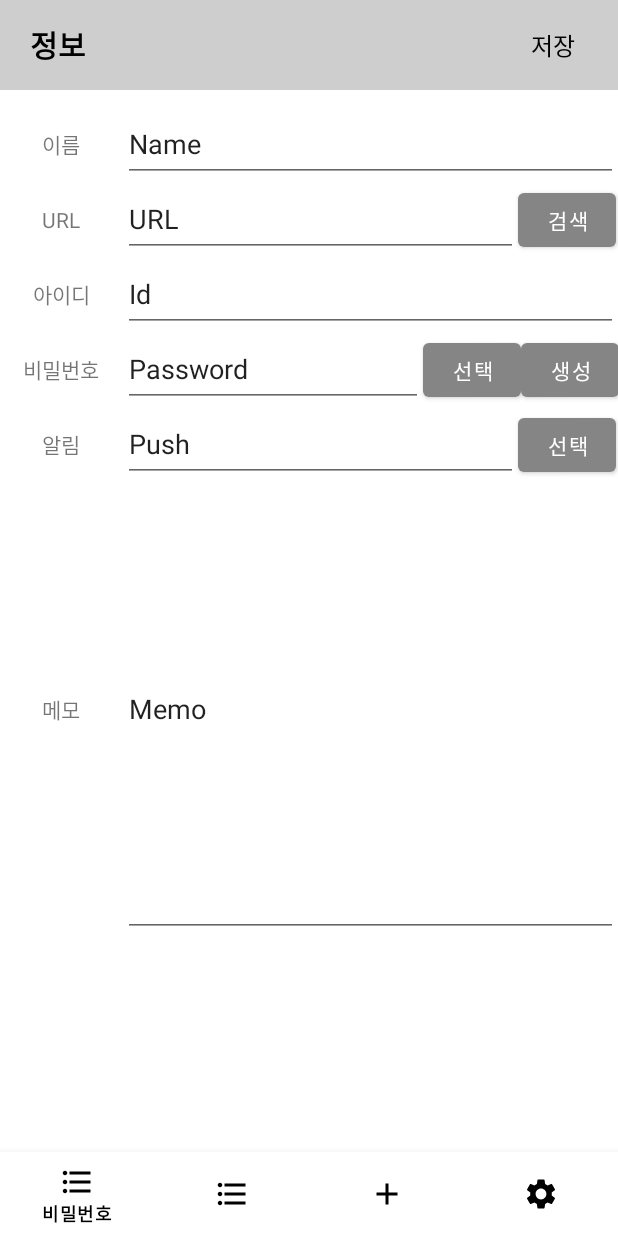
After one commit to kksomi/PWManager, an Android app: the fragment InsertFrag placed in its activity, on a phone screen of 412 x 824 dp. The commit adds this screen. Run offline under Robolectric (Android 15) with nearby library versions, the phone set to English and light mode, and no system bars.

Commit message:
Insert page UI

```diff
--- a/app/build.gradle
+++ b/app/build.gradle
@@ -33,6 +33,7 @@ dependencies {
     implementation 'androidx.appcompat:appcompat:1.2.0'
     implementation 'com.google.android.material:material:1.3.0'
     implementation 'androidx.constraintlayout:constraintlayout:2.0.4'
+    implementation 'androidx.biometric:biometric:1.0.1'
     testImplementation 'junit:junit:4.+'
     androidTestImplementation 'androidx.test.ext:junit:1.1.2'
     androidTestImplementation 'androidx.test.espresso:espresso-core:3.3.0'
--- /dev/null
+++ b/app/src/main/java/com/example/pwmanager/InsertFrag.java
@@ -0,0 +1,22 @@
+package com.example.pwmanager;
+
+import android.os.Bundle;
+import android.view.LayoutInflater;
+import android.view.View;
+import android.view.ViewGroup;
+
+import androidx.annotation.NonNull;
+import androidx.annotation.Nullable;
+import androidx.fragment.app.Fragment;
+
+public class InsertFrag extends Fragment {
+
+    @Override
+    public void onCreate(Bundle savedInstanceState) {
+        super.onCreate(savedInstanceState);
+    }
+    public View onCreateView(@NonNull LayoutInflater inflater, @Nullable ViewGroup container, @Nullable Bundle savedInstanceState) {
+        return inflater.inflate(R.layout.activity_insert, container, false);
+    }
+
+}
--- a/app/src/main/java/com/example/pwmanager/MainActivity.java
+++ b/app/src/main/java/com/example/pwmanager/MainActivity.java
@@ -1,14 +1,87 @@
 package com.example.pwmanager;
 
+import android.os.Bundle;
+import android.view.MenuItem;
+
+import androidx.annotation.NonNull;
 import androidx.appcompat.app.AppCompatActivity;
+import androidx.fragment.app.Fragment;
+import androidx.fragment.app.FragmentManager;
+import androidx.fragment.app.FragmentTransaction;
 
-import android.os.Bundle;
+import com.google.android.material.bottomnavigation.BottomNavigationView;
 
 public class MainActivity extends AppCompatActivity {
+
+    private BottomNavigationView bottomNavigationView; // 바텀 네비게이션 뷰
+    private FragmentManager fm;
+    private FragmentTransaction ft;
+    private Fragment activity_password;
+    private Fragment activity_web;
+    private Fragment activity_insert;
+    private Fragment activity_setting;
 
     @Override
     protected void onCreate(Bundle savedInstanceState) {
         super.onCreate(savedInstanceState);
         setContentView(R.layout.activity_main);
+
+        bottomNavigationView = findViewById(R.id.bottomNavi);
+        bottomNavigationView.setOnNavigationItemSelectedListener(new BottomNavigationView.OnNavigationItemSelectedListener() {
+            @Override
+            public boolean onNavigationItemSelected(@NonNull MenuItem menuItem) {
+                switch (menuItem.getItemId()) {
+                    case R.id.action_password:
+                        setFrag(0);
+                        break;
+                    case R.id.action_web:
+                        setFrag(1);
+                        break;
+                    case R.id.action_insert:
+                        setFrag(2);
+                        break;
+                    case R.id.action_setting:
+                        setFrag(3);
+                        break;
+                }
+                return true;
+            }
+        });
+
+        activity_password = new Fragment(); //SearchAdapter 수정 필요함
+        activity_web = new WebFrag();
+       activity_insert = new InsertFrag();
+        activity_setting = new SettingsFrag();
+        setFrag(0); // 첫 프래그먼트 화면 지정
+
+    }
+
+    // 프레그먼트 교체
+    private void setFrag(int n)
+    {
+        fm = getSupportFragmentManager();
+        ft= fm.beginTransaction();
+        switch (n)
+        {
+            case 0:
+                ft.replace(R.id.Main_Frame,activity_password);
+                ft.commit();
+                break;
+
+            case 1:
+                ft.replace(R.id.Main_Frame,activity_web);
+                ft.commit();
+                break;
+
+            case 2:
+                ft.replace(R.id.Main_Frame,activity_insert);
+                ft.commit();
+                break;
+
+            case 3:
+                ft.replace(R.id.Main_Frame,activity_setting);
+                ft.commit();
+                break;
+        }
     }
 }
--- /dev/null
+++ b/app/src/main/res/drawable/ic_baseline_add_24.xml
@@ -0,0 +1,10 @@
+<vector xmlns:android="http://schemas.android.com/apk/res/android"
+    android:width="24dp"
+    android:height="24dp"
+    android:viewportWidth="24"
+    android:viewportHeight="24"
+    android:tint="?attr/colorControlNormal">
+  <path
+      android:fillColor="@android:color/white"
+      android:pathData="M19,13h-6v6h-2v-6H5v-2h6V5h2v6h6v2z"/>
+</vector>
--- /dev/null
+++ b/app/src/main/res/drawable/ic_baseline_format_list_bulleted_24.xml
@@ -0,0 +1,10 @@
+<vector xmlns:android="http://schemas.android.com/apk/res/android"
+    android:width="24dp"
+    android:height="24dp"
+    android:viewportWidth="24"
+    android:viewportHeight="24"
+    android:tint="?attr/colorControlNormal">
+  <path
+      android:fillColor="@android:color/white"
+      android:pathData="M4,10.5c-0.83,0 -1.5,0.67 -1.5,1.5s0.67,1.5 1.5,1.5 1.5,-0.67 1.5,-1.5 -0.67,-1.5 -1.5,-1.5zM4,4.5c-0.83,0 -1.5,0.67 -1.5,1.5S3.17,7.5 4,7.5 5.5,6.83 5.5,6 4.83,4.5 4,4.5zM4,16.5c-0.83,0 -1.5,0.68 -1.5,1.5s0.68,1.5 1.5,1.5 1.5,-0.68 1.5,-1.5 -0.67,-1.5 -1.5,-1.5zM7,19h14v-2L7,17v2zM7,13h14v-2L7,11v2zM7,5v2h14L21,5L7,5z"/>
+</vector>
--- /dev/null
+++ b/app/src/main/res/drawable/ic_baseline_settings_24.xml
@@ -0,0 +1,10 @@
+<vector xmlns:android="http://schemas.android.com/apk/res/android"
+    android:width="24dp"
+    android:height="24dp"
+    android:viewportWidth="24"
+    android:viewportHeight="24"
+    android:tint="?attr/colorControlNormal">
+  <path
+      android:fillColor="@android:color/white"
+      android:pathData="M19.14,12.94c0.04,-0.3 0.06,-0.61 0.06,-0.94c0,-0.32 -0.02,-0.64 -0.07,-0.94l2.03,-1.58c0.18,-0.14 0.23,-0.41 0.12,-0.61l-1.92,-3.32c-0.12,-0.22 -0.37,-0.29 -0.59,-0.22l-2.39,0.96c-0.5,-0.38 -1.03,-0.7 -1.62,-0.94L14.4,2.81c-0.04,-0.24 -0.24,-0.41 -0.48,-0.41h-3.84c-0.24,0 -0.43,0.17 -0.47,0.41L9.25,5.35C8.66,5.59 8.12,5.92 7.63,6.29L5.24,5.33c-0.22,-0.08 -0.47,0 -0.59,0.22L2.74,8.87C2.62,9.08 2.66,9.34 2.86,9.48l2.03,1.58C4.84,11.36 4.8,11.69 4.8,12s0.02,0.64 0.07,0.94l-2.03,1.58c-0.18,0.14 -0.23,0.41 -0.12,0.61l1.92,3.32c0.12,0.22 0.37,0.29 0.59,0.22l2.39,-0.96c0.5,0.38 1.03,0.7 1.62,0.94l0.36,2.54c0.05,0.24 0.24,0.41 0.48,0.41h3.84c0.24,0 0.44,-0.17 0.47,-0.41l0.36,-2.54c0.59,-0.24 1.13,-0.56 1.62,-0.94l2.39,0.96c0.22,0.08 0.47,0 0.59,-0.22l1.92,-3.32c0.12,-0.22 0.07,-0.47 -0.12,-0.61L19.14,12.94zM12,15.6c-1.98,0 -3.6,-1.62 -3.6,-3.6s1.62,-3.6 3.6,-3.6s3.6,1.62 3.6,3.6S13.98,15.6 12,15.6z"/>
+</vector>
--- /dev/null
+++ b/app/src/main/res/layout/activity_insert.xml
@@ -0,0 +1,213 @@
+<?xml version="1.0" encoding="utf-8"?>
+<LinearLayout xmlns:android="http://schemas.android.com/apk/res/android"
+    xmlns:app="http://schemas.android.com/apk/res-auto"
+    xmlns:tools="http://schemas.android.com/tools"
+    android:layout_width="match_parent"
+    android:layout_height="wrap_content"
+    android:orientation="vertical"
+    tools:context=".InsertFrag">
+
+    <LinearLayout
+        android:layout_width="match_parent"
+        android:layout_height="71dp"
+        android:orientation="vertical">
+
+        <LinearLayout
+            android:layout_width="match_parent"
+            android:layout_height="60dp"
+            android:background="#31000000"
+            android:orientation="horizontal">
+
+            <TextView
+                android:id="@+id/textView7"
+                android:layout_width="342dp"
+                android:layout_height="match_parent"
+                android:layout_marginStart="20dp"
+                android:layout_marginLeft="20dp"
+                android:layout_weight="10"
+                android:gravity="center_vertical"
+                android:text="정보"
+                android:textAppearance="@style/TextAppearance.AppCompat.Body1"
+                android:textColor="@color/black"
+                android:textSize="20sp"
+                android:textStyle="bold" />
+
+            <Button
+                android:id="@+id/button"
+                style="@style/Widget.AppCompat.Button.Borderless"
+                android:layout_width="wrap_content"
+                android:layout_height="match_parent"
+                android:layout_weight="0.5"
+                android:text="저장"
+                android:textColor="@color/black"
+                android:textSize="16sp"
+                app:backgroundTint="@color/design_default_color_background"
+                app:iconTint="@color/white" />
+        </LinearLayout>
+    </LinearLayout>
+
+    <LinearLayout
+        android:layout_width="match_parent"
+        android:layout_height="553dp"
+        android:orientation="horizontal">
+
+        <LinearLayout
+            android:layout_width="82dp"
+            android:layout_height="match_parent"
+            android:orientation="vertical">
+
+            <TextView
+                android:id="@+id/textView"
+                android:layout_width="match_parent"
+                android:layout_height="50dp"
+                android:gravity="center"
+                android:text="이름" />
+
+            <TextView
+                android:id="@+id/textView2"
+                android:layout_width="match_parent"
+                android:layout_height="50dp"
+                android:gravity="center"
+                android:text="URL" />
+
+            <TextView
+                android:id="@+id/textView3"
+                android:layout_width="match_parent"
+                android:layout_height="50dp"
+                android:gravity="center"
+                android:text="아이디" />
+
+            <TextView
+                android:id="@+id/textView4"
+                android:layout_width="match_parent"
+                android:layout_height="50dp"
+                android:gravity="center"
+                android:text="비밀번호" />
+
+            <TextView
+                android:id="@+id/textView5"
+                android:layout_width="match_parent"
+                android:layout_height="50dp"
+                android:gravity="center"
+                android:text="알림" />
+
+            <TextView
+                android:id="@+id/textView6"
+                android:layout_width="match_parent"
+                android:layout_height="match_parent"
+                android:gravity="center|center_horizontal"
+                android:text="메모" />
+        </LinearLayout>
+
+        <LinearLayout
+            android:layout_width="match_parent"
+            android:layout_height="match_parent"
+            android:orientation="vertical">
+
+            <EditText
+                android:id="@+id/editTextTextPersonName"
+                android:layout_width="match_parent"
+                android:layout_height="50dp"
+                android:ems="10"
+                android:inputType="textPersonName"
+                android:text="Name" />
+
+            <LinearLayout
+                android:layout_width="match_parent"
+                android:layout_height="50dp"
+                android:orientation="horizontal">
+
+                <EditText
+                    android:id="@+id/editTextTextPersonName2"
+                    android:layout_width="263dp"
+                    android:layout_height="50dp"
+                    android:inputType="textPersonName"
+                    android:text="URL" />
+
+                <Button
+                    android:id="@+id/button2"
+                    android:layout_width="65dp"
+                    android:layout_height="wrap_content"
+                    android:text="검색"
+                    app:backgroundTint="#858585" />
+            </LinearLayout>
+
+            <EditText
+                android:id="@+id/editTextTextPersonName7"
+                android:layout_width="match_parent"
+                android:layout_height="50dp"
+                android:ems="10"
+                android:inputType="textPersonName"
+                android:text="Id" />
+
+            <LinearLayout
+                android:layout_width="match_parent"
+                android:layout_height="50dp"
+                android:orientation="horizontal">
+
+                <EditText
+                    android:id="@+id/editTextTextPersonName4"
+                    android:layout_width="200dp"
+                    android:layout_height="50dp"
+                    android:inputType="textPersonName"
+                    android:text="Password" />
+
+                <Button
+                    android:id="@+id/button3"
+                    android:layout_width="65dp"
+                    android:layout_height="wrap_content"
+                    android:text="선택"
+                    app:backgroundTint="#858585" />
+
+                <Button
+                    android:id="@+id/button4"
+                    android:layout_width="65dp"
+                    android:layout_height="wrap_content"
+                    android:text="생성"
+                    app:backgroundTint="#858585" />
+
+                <EditText
+                    android:id="@+id/editTextTextPersonName3"
+                    android:layout_width="match_parent"
+                    android:layout_height="50dp"
+                    android:inputType="textPersonName"
+                    android:text="Id" />
+            </LinearLayout>
+
+            <LinearLayout
+                android:layout_width="match_parent"
+                android:layout_height="50dp"
+                android:orientation="horizontal">
+
+                <EditText
+                    android:id="@+id/editTextTextPersonName5"
+                    android:layout_width="263dp"
+                    android:layout_height="50dp"
+                    android:inputType="textPersonName"
+                    android:text="Push" />
+
+                <Button
+                    android:id="@+id/button5"
+                    android:layout_width="65dp"
+                    android:layout_height="wrap_content"
+                    android:text="선택"
+                    app:backgroundTint="#858585" />
+            </LinearLayout>
+
+            <EditText
+                android:id="@+id/editTextTextPersonName6"
+                android:layout_width="match_parent"
+                android:layout_height="match_parent"
+                android:ems="10"
+                android:inputType="textPersonName"
+                android:text="Memo" />
+
+        </LinearLayout>
+    </LinearLayout>
+
+    <LinearLayout
+        android:layout_width="match_parent"
+        android:layout_height="match_parent"
+        android:orientation="vertical"></LinearLayout>
+
+</LinearLayout>
--- a/app/src/main/res/layout/activity_main.xml
+++ b/app/src/main/res/layout/activity_main.xml
@@ -1,28 +1,33 @@
 <?xml version="1.0" encoding="utf-8"?>
-<androidx.constraintlayout.widget.ConstraintLayout xmlns:android="http://schemas.android.com/apk/res/android"
+
+<LinearLayout xmlns:android="http://schemas.android.com/apk/res/android"
     xmlns:app="http://schemas.android.com/apk/res-auto"
     xmlns:tools="http://schemas.android.com/tools"
     android:layout_width="match_parent"
     android:layout_height="match_parent"
+    android:orientation="vertical"
     tools:context=".MainActivity">
 
-    <TextView
-        android:layout_width="wrap_content"
+    <FrameLayout xmlns:android="http://schemas.android.com/apk/res/android"
+        xmlns:app="http://schemas.android.com/apk/res-auto"
+        xmlns:tools="http://schemas.android.com/tools"
+        android:id="@+id/Main_Frame"
+        android:layout_width="match_parent"
+        android:layout_height="0dp"
+        android:layout_weight="1"
+        app:layout_constraintBottom_toTopOf="@+id/bottomNavi"
+        app:layout_constraintEnd_toEndOf="parent"
+        app:layout_constraintHorizontal_bias="0.0"
+        app:layout_constraintStart_toStartOf="parent"
+        app:layout_constraintTop_toTopOf="parent"/>
+
+    <com.google.android.material.bottomnavigation.BottomNavigationView
+        android:id="@+id/bottomNavi"
+        android:layout_width="match_parent"
         android:layout_height="wrap_content"
-        android:text="Hi 17들, I'm somi!"
-        app:layout_constraintBottom_toBottomOf="parent"
-        app:layout_constraintLeft_toLeftOf="parent"
-        app:layout_constraintRight_toRightOf="parent"
-        app:layout_constraintTop_toTopOf="parent" />
+        app:itemBackground="@android:color/white"
+        app:itemIconTint="#000000"
+        app:itemTextColor="#000000"
+        app:menu="@menu/bottom_navigation" />
 
-    <TextView
-        android:layout_width="wrap_content"
-        android:layout_height="wrap_content"
-        android:text="Hello, I'm hyerin! rini test."
-        app:layout_constraintBottom_toBottomOf="parent"
-        app:layout_constraintLeft_toLeftOf="parent"
-        app:layout_constraintRight_toRightOf="parent"
-        app:layout_constraintTop_toTopOf="parent"
-        app:layout_constraintVertical_bias="0.55" />
-
-</androidx.constraintlayout.widget.ConstraintLayout>
+</LinearLayout>
--- /dev/null
+++ b/app/src/main/res/menu/bottom_navigation.xml
@@ -0,0 +1,24 @@
+<?xml version="1.0" encoding="utf-8"?>
+<menu xmlns:android="http://schemas.android.com/apk/res/android">
+    <item
+        android:id="@+id/action_password"
+        android:enabled="true"
+        android:icon="@drawable/ic_baseline_format_list_bulleted_24"
+        android:title="비밀번호"/>
+
+    <item
+        android:id="@+id/action_web"
+        android:enabled="true"
+        android:icon="@drawable/ic_baseline_format_list_bulleted_24"
+        android:title="웹"/>
+    <item
+        android:id="@+id/action_insert"
+        android:enabled="true"
+        android:icon="@drawable/ic_baseline_add_24"
+        android:title="추가"/>
+    <item
+        android:id="@+id/action_setting"
+        android:enabled="true"
+        android:icon="@drawable/ic_baseline_settings_24"
+        android:title="설정"/>
+</menu>
--- a/app/src/main/res/values-night/themes.xml
+++ b/app/src/main/res/values-night/themes.xml
@@ -1,6 +1,6 @@
 <resources xmlns:tools="http://schemas.android.com/tools">
     <!-- Base application theme. -->
-    <style name="Theme.PWManager" parent="Theme.MaterialComponents.DayNight.DarkActionBar">
+    <style name="Theme.PWManager" parent="Theme.MaterialComponents.DayNight.NoActionBar">
         <!-- Primary brand color. -->
         <item name="colorPrimary">@color/purple_200</item>
         <item name="colorPrimaryVariant">@color/purple_700</item>
--- a/app/src/main/res/values/themes.xml
+++ b/app/src/main/res/values/themes.xml
@@ -1,6 +1,6 @@
 <resources xmlns:tools="http://schemas.android.com/tools">
     <!-- Base application theme. -->
-    <style name="Theme.PWManager" parent="Theme.MaterialComponents.DayNight.DarkActionBar">
+    <style name="Theme.PWManager" parent="Theme.MaterialComponents.DayNight.NoActionBar">
         <!-- Primary brand color. -->
         <item name="colorPrimary">@color/purple_500</item>
         <item name="colorPrimaryVariant">@color/purple_700</item>
```
Also changed, not shown: app/src/main/java/com/example/pwmanager/PasswordFrag.java (added, +101 -0 lines), app/src/main/java/com/example/pwmanager/SearchAdapter.java (added, +61 -0 lines), app/src/main/java/com/example/pwmanager/SettingsFrag.java (added, +20 -0 lines), app/src/main/java/com/example/pwmanager/WebFrag.java (added, +21 -0 lines), app/src/main/res/layout/activity_password.xml (added, +31 -0 lines), app/src/main/res/layout/activity_settings.xml (added, +15 -0 lines), app/src/main/res/layout/activity_web.xml (added, +16 -0 lines), app/src/main/res/layout/row_listview.xml (added, +15 -0 lines).
